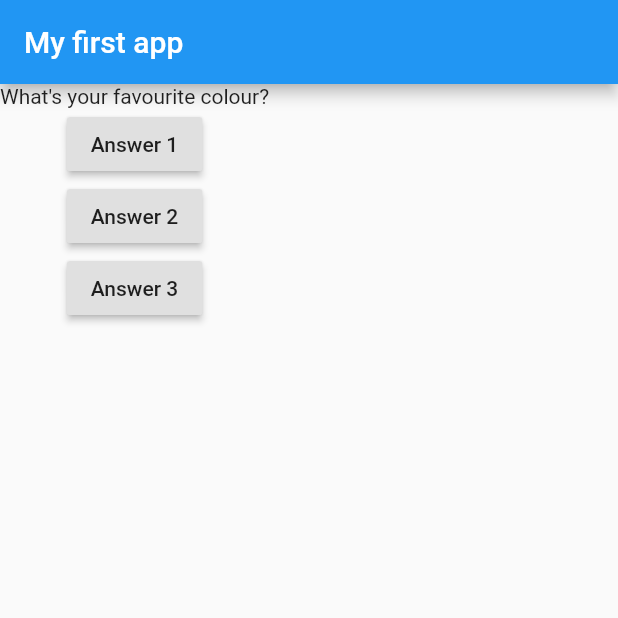
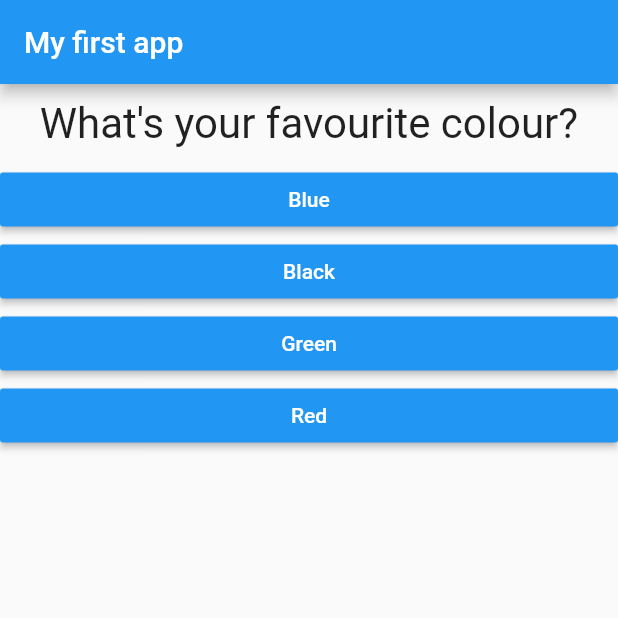
Before and after one commit to sarang/flutter_project_one, a Flutter app: the screen it shows after launch, on a phone screen of 412 x 824 dp, the top half of it. Run offline on Flutter 3.47's test engine with Material 2 defaults, Android fonts, the light colour scheme and no system bars.

Commit message:
dynamic Q&A

```diff
--- /dev/null
+++ b/lib/answer.dart
@@ -0,0 +1,21 @@
+import 'package:flutter/material.dart';
+
+class Answer extends StatelessWidget {
+  final VoidCallback selectHandler;
+  final String answerText;
+
+  Answer(this.selectHandler, this.answerText);
+
+  @override
+  Widget build(BuildContext context) {
+    return Container(
+      width: double.infinity,
+      child: RaisedButton(
+        textColor: Colors.white,
+        color: Colors.blue,
+        child: Text(answerText),
+        onPressed: selectHandler,
+      ),
+    );
+  }
+}
--- a/lib/main.dart
+++ b/lib/main.dart
@@ -1,6 +1,7 @@
 import 'package:flutter/material.dart';
 
 import './question.dart';
+import './answer.dart';
 
 void main() {
   runApp(MyApp());
@@ -26,8 +27,18 @@
   @override
   Widget build(BuildContext context) {
     var questions = [
-      "What's your favourite colour?",
-      "What's your facourite animal?",
+      {
+        'questionText': "What's your favourite colour?",
+        'answers': ["Blue", "Black", "Green", "Red"]
+      },
+      {
+        'questionText': "What's your favourite animal?",
+        'answers': ["Dog", "Cat", "Tiger", "Lion"]
+      },
+      {
+        'questionText': "What's your favourite food?",
+        'answers': ["Pasta", "Biriyani", "Fries", "Tandoori chi"]
+      },
     ];
     return MaterialApp(
       home: Scaffold(
@@ -36,19 +47,13 @@
         ),
         body: Column(
           children: [
-            Question(questions[_questionIndex]),
-            RaisedButton(
-              child: Text("Answer 1"),
-              onPressed: _answerQuestion,
+            Question(
+              questions[_questionIndex]['questionText']?.toString() ?? '',
             ),
-            RaisedButton(
-              child: Text("Answer 2"),
-              onPressed: _answerQuestion,
-            ),
-            RaisedButton(
-              child: Text("Answer 3"),
-              onPressed: _answerQuestion,
-            ),
+            ...(questions[_questionIndex]['answers'] as List<String>)
+                .map((answer) {
+              return Answer(_answerQuestion, answer);
+            }).toList()
           ],
         ),
       ),
--- a/lib/question.dart
+++ b/lib/question.dart
@@ -6,6 +6,14 @@
 
   @override
   Widget build(BuildContext context) {
-    return Text(questionText);
+    return Container(
+      width: double.infinity,
+      margin: EdgeInsets.all(10),
+      child: Text(
+        questionText,
+        style: TextStyle(fontSize: 28),
+        textAlign: TextAlign.center,
+      ),
+    );
   }
 }
```
